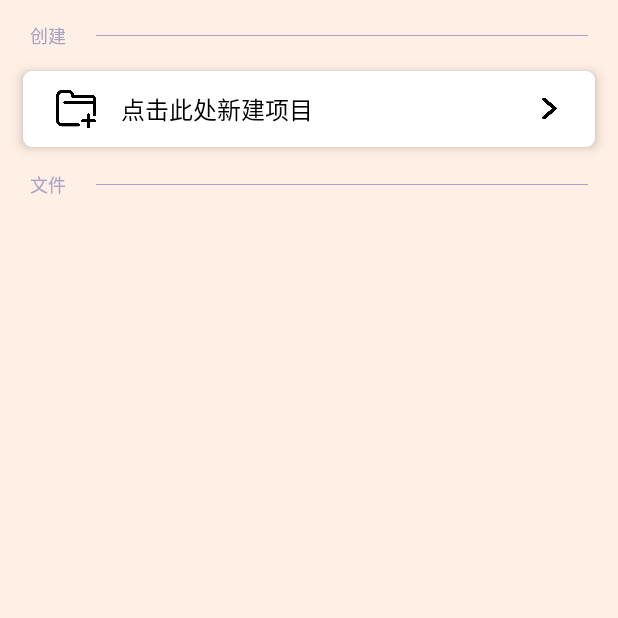
After one commit to ambe-gzy/baseRepository, an Android app: the VoiceFileCreateActivity screen opened directly, with no data from a screen before it, on a phone screen of 412 x 824 dp, the top half of it. The commit adds this screen. Run offline under Robolectric (Android 15) with nearby library versions, the light colour scheme and no system bars.

Commit message:
新建创建录音文件文件夹

```diff
--- a/app/src/main/AndroidManifest.xml
+++ b/app/src/main/AndroidManifest.xml
@@ -18,9 +18,10 @@
         android:roundIcon="@mipmap/ic_launcher_round"
         android:supportsRtl="true"
         android:theme="@style/AppTheme">
-        <activity android:name="cn.zhenye.voicereverse.VoiceFileActivity"></activity>
+        <activity android:name="cn.zhenye.voicereverse.VoiceFileCreateActivity"></activity>
+        <activity android:name="cn.zhenye.voicereverse.VoiceFileActivity" />
         <activity android:name="cn.zhenye.voicereverse.VoiceReverseActivity" />
-        <activity android:name="cn.zhenye.appcommon.SplashActivity"></activity>
+        <activity android:name="cn.zhenye.appcommon.SplashActivity" />
         <activity android:name="cn.zhenye.auth.LoginActivity" />
         <activity android:name="cn.zhenye.auth.RegisterActivity" />
         <activity android:name="cn.zhenye.auth.ForgetPasswordActivity" />
--- a/app/src/main/java/cn/zhenye/main/MainActivity.java
+++ b/app/src/main/java/cn/zhenye/main/MainActivity.java
@@ -3,17 +3,18 @@ package cn.zhenye.main;
 import cn.zhenye.appcommon.ZyCommonActivity;
 import cn.zhenye.base.tool.ActivityUtil;
 import cn.zhenye.base.tool.StatusbarUtil;
-import cn.zhenye.base.view.RecyclerViewNormalItem;
 import cn.zhenye.voicereverse.VoiceReverseActivity;
 
 import android.os.Bundle;
 import android.view.View;
 import android.widget.LinearLayout;
 
+import com.umeng.analytics.MobclickAgent;
+
 
 public class MainActivity extends ZyCommonActivity implements View.OnClickListener {
     private LinearLayout mVoiceReverseBtn;
-    private RecyclerViewNormalItem item;
+
     @Override
     protected void onCreate(Bundle savedInstanceState) {
         super.onCreate(savedInstanceState);
@@ -22,7 +23,6 @@ public class MainActivity extends ZyCommonActivity implements View.OnClickListen
     }
 
     private void initUI(){
-        getWindowBackgroundManager().setBackgroundColor(getResources().getColor(R.color.color_FFE6A7));
         StatusbarUtil.setStatusBarTextColor(getWindow(),true);
         mVoiceReverseBtn = findViewById(R.id.ll_main_voice_reverse);
         mVoiceReverseBtn.setOnClickListener(this);
--- /dev/null
+++ b/app/src/main/java/cn/zhenye/voicereverse/VoiceFileCreateActivity.java
@@ -0,0 +1,15 @@
+package cn.zhenye.voicereverse;
+
+import androidx.appcompat.app.AppCompatActivity;
+import cn.zhenye.main.R;
+
+import android.os.Bundle;
+
+public class VoiceFileCreateActivity extends AppCompatActivity {
+
+    @Override
+    protected void onCreate(Bundle savedInstanceState) {
+        super.onCreate(savedInstanceState);
+        setContentView(R.layout.activity_voice_file_create);
+    }
+}
--- a/app/src/main/res/layout/activity_voice_file_create.xml
+++ b/app/src/main/res/layout/activity_voice_file_create.xml
@@ -42,6 +42,8 @@
         android:elevation="5dp"
         android:gravity="center_vertical"
         android:background="@drawable/ripple_add_voice_file"
+        android:clickable="true"
+        android:focusable="true"
         android:orientation="horizontal"
         app:layout_constraintTop_toTopOf="parent"
         app:layout_constraintBottom_toBottomOf="parent"
```
Also changed, not shown: app/src/main/java/cn/zhenye/voicereverse/VoiceFileActivity.java (+12 -1 lines).
